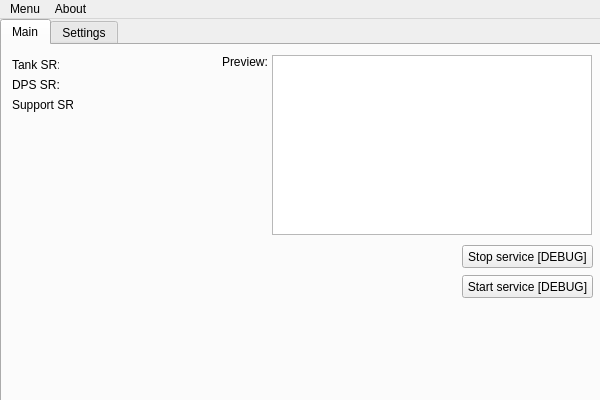
The window that src/mainwindow.ui (EugW/OWStreamRecordEx) describes before a commit, drawn with Qt 5.
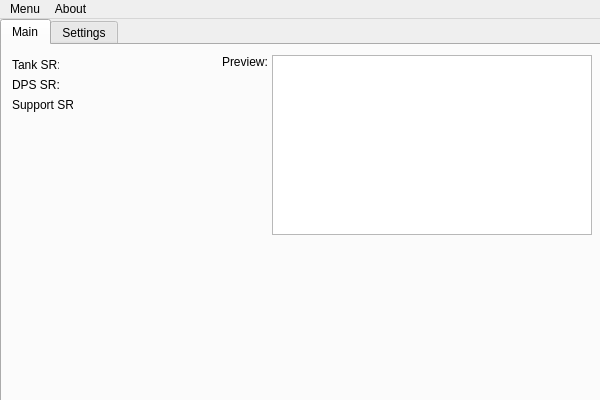
The same window after the commit.

```diff
--- a/src/mainwindow.ui
+++ b/src/mainwindow.ui
@@ -71,32 +71,6 @@
        <enum>Qt::ScrollBarAlwaysOff</enum>
       </property>
      </widget>
-     <widget class="QPushButton" name="pushButtonStartService">
-      <property name="geometry">
-       <rect>
-        <x>460</x>
-        <y>230</y>
-        <width>131</width>
-        <height>23</height>
-       </rect>
-      </property>
-      <property name="text">
-       <string>Start service [DEBUG]</string>
-      </property>
-     </widget>
-     <widget class="QPushButton" name="pushButtonStopService">
-      <property name="geometry">
-       <rect>
-        <x>460</x>
-        <y>200</y>
-        <width>131</width>
-        <height>23</height>
-       </rect>
-      </property>
-      <property name="text">
-       <string>Stop service [DEBUG]</string>
-      </property>
-     </widget>
      <widget class="QLabel" name="labelTankSR">
       <property name="geometry">
        <rect>
```
